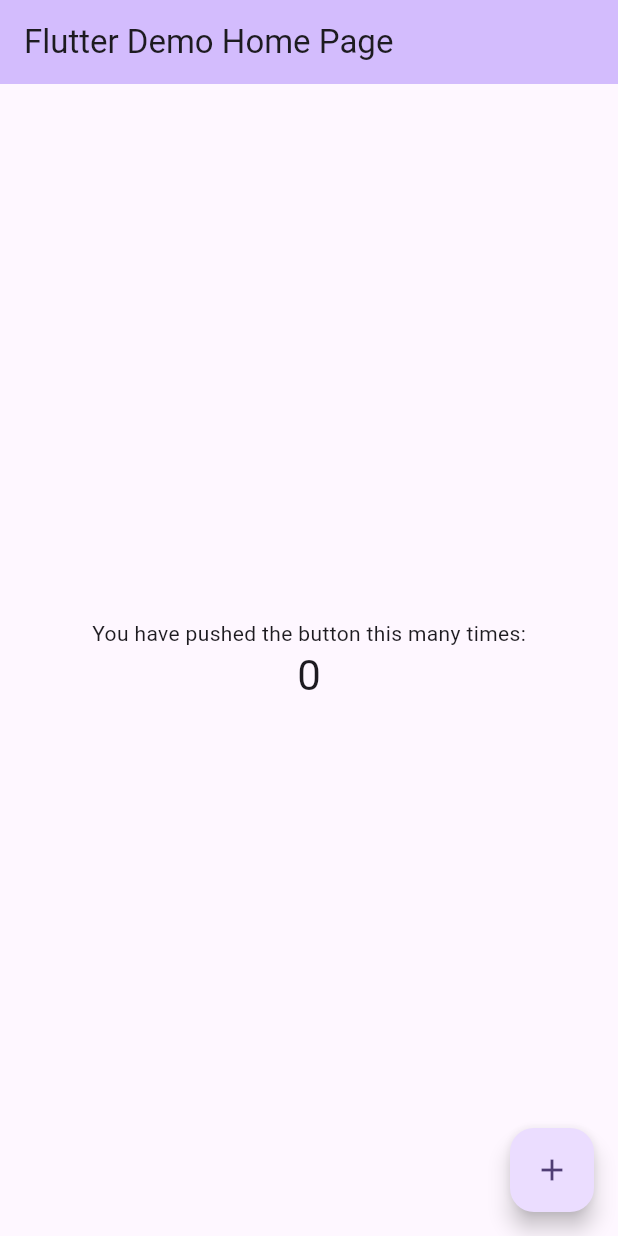
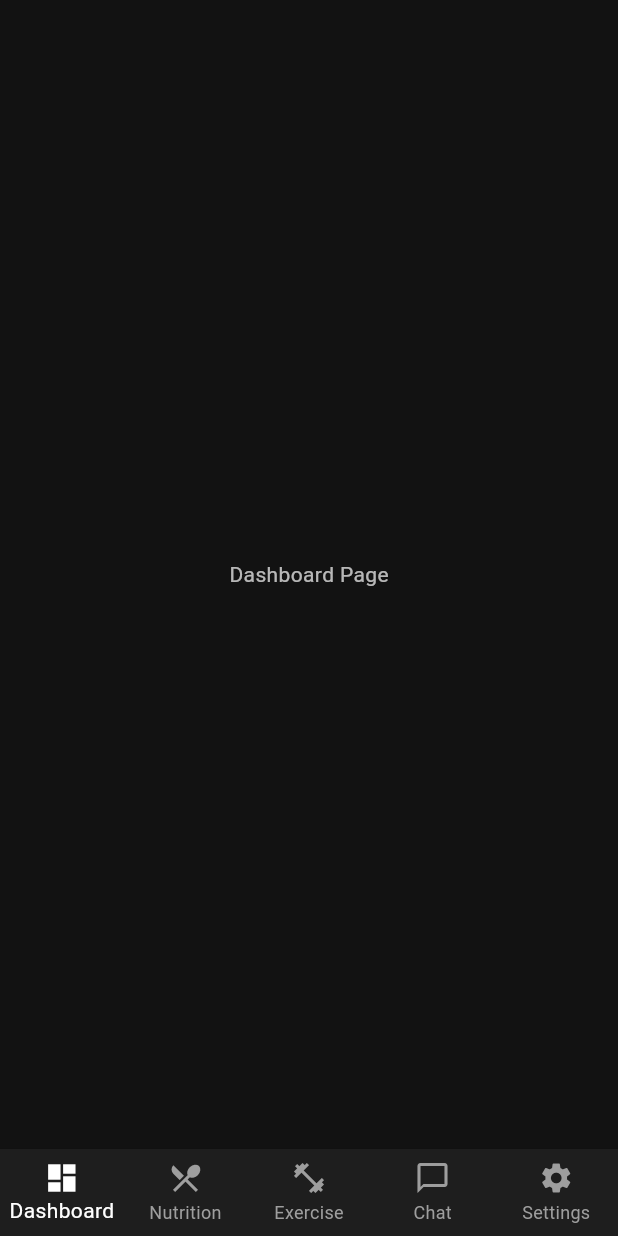
Before and after one commit to Ahmed-Ibrahim-3/pt-app, a Flutter app: the screen it shows after launch, on a phone screen of 412 x 824 dp. Run offline on Flutter 3.47's test engine with Material 3 defaults, Android fonts, the light colour scheme and no system bars; our stand-ins replace flutter_riverpod, hive_flutter; accounts and stored records are empty.

Commit message:
empty screens

```diff
--- /dev/null
+++ b/lib/home_page.dart
@@ -0,0 +1,66 @@
+import 'package:flutter/material.dart';
+import 'screens/dashboard_screen.dart';
+import 'screens/nutrition_screen.dart';
+import 'screens/exercise_screen.dart';
+import 'screens/chat_screen.dart';
+import 'screens/settings_screen.dart';
+
+class HomePage extends StatefulWidget {
+  const HomePage({super.key});
+
+  @override
+  State<HomePage> createState() => _HomePageState();
+}
+
+class _HomePageState extends State<HomePage> {
+  int _selectedIndex = 0;
+
+  static const List<Widget> _widgetOptions = <Widget>[
+    DashboardScreen(),
+    NutritionScreen(),
+    ExerciseScreen(),
+    ChatScreen(),
+    SettingsScreen(),
+  ];
+
+  void _onItemTapped(int index) {
+    setState(() {
+      _selectedIndex = index;
+    });
+  }
+
+  @override
+  Widget build(BuildContext context) {
+    return Scaffold(
+      body: Center(
+        child: _widgetOptions.elementAt(_selectedIndex),
+      ),
+      bottomNavigationBar: BottomNavigationBar(
+        items: const <BottomNavigationBarItem>[
+          BottomNavigationBarItem(
+            icon: Icon(Icons.dashboard),
+            label: 'Dashboard',
+          ),
+          BottomNavigationBarItem(
+            icon: Icon(Icons.restaurant_menu),
+            label: 'Nutrition',
+          ),
+          BottomNavigationBarItem(
+            icon: Icon(Icons.fitness_center),
+            label: 'Exercise',
+          ),
+          BottomNavigationBarItem(
+            icon: Icon(Icons.chat_bubble_outline),
+            label: 'Chat',
+          ),
+          BottomNavigationBarItem(
+            icon: Icon(Icons.settings),
+            label: 'Settings',
+          ),
+        ],
+        currentIndex: _selectedIndex,
+        onTap: _onItemTapped,
+      ),
+    );
+  }
+}
--- a/lib/main.dart
+++ b/lib/main.dart
@@ -1,122 +1,46 @@
 import 'package:flutter/material.dart';
+import 'package:flutter_riverpod/flutter_riverpod.dart';
+import 'home_page.dart'; //
+import 'package:hive_flutter/hive_flutter.dart';
 
-void main() {
-  runApp(const MyApp());
+
+void main() async {
+  runApp(ProviderScope(child: MyApp()));
 }
 
 class MyApp extends StatelessWidget {
   const MyApp({super.key});
 
-  // This widget is the root of your application.
   @override
   Widget build(BuildContext context) {
     return MaterialApp(
-      title: 'Flutter Demo',
+      title: 'Fitness & Nutrition Tracker',
       theme: ThemeData(
-        // This is the theme of your application.
-        //
-        // TRY THIS: Try running your application with "flutter run". You'll see
-        // the application has a purple toolbar. Then, without quitting the app,
-        // try changing the seedColor in the colorScheme below to Colors.green
-        // and then invoke "hot reload" (save your changes or press the "hot
-        // reload" button in a Flutter-supported IDE, or press "r" if you used
-        // the command line to start the app).
-        //
-        // Notice that the counter didn't reset back to zero; the application
-        // state is not lost during the reload. To reset the state, use hot
-        // restart instead.
-        //
-        // This works for code too, not just values: Most code changes can be
-        // tested with just a hot reload.
-        colorScheme: ColorScheme.fromSeed(seedColor: Colors.deepPurple),
+        brightness: Brightness.dark,
+        primaryColor: Colors.blueGrey,
+        scaffoldBackgroundColor: const Color(0xFF121212),
+        cardColor: const Color(0xFF1E1E1E),
+        textTheme: const TextTheme(
+          bodyLarge: TextStyle(color: Colors.white),
+          bodyMedium: TextStyle(color: Colors.white70),
+          titleLarge: TextStyle(color: Colors.white, fontWeight: FontWeight.bold),
+          titleMedium: TextStyle(color: Colors.white),
+        ),
+        bottomNavigationBarTheme: const BottomNavigationBarThemeData(
+          backgroundColor: Color(0xFF1E1E1E),
+          selectedItemColor: Colors.white,
+          unselectedItemColor: Colors.grey,
+          type: BottomNavigationBarType.fixed,
+        ),
+        progressIndicatorTheme: ProgressIndicatorThemeData(
+          color: Colors.lightGreenAccent.shade400,
+          linearTrackColor: Colors.grey.shade800,
+          circularTrackColor: Colors.grey.shade800,
+        ),
+        useMaterial3: true,
       ),
-      home: const MyHomePage(title: 'Flutter Demo Home Page'),
+      home: const HomePage(),
+      debugShowCheckedModeBanner: false,
     );
   }
 }
-
-class MyHomePage extends StatefulWidget {
-  const MyHomePage({super.key, required this.title});
-
-  // This widget is the home page of your application. It is stateful, meaning
-  // that it has a State object (defined below) that contains fields that affect
-  // how it looks.
-
-  // This class is the configuration for the state. It holds the values (in this
-  // case the title) provided by the parent (in this case the App widget) and
-  // used by the build method of the State. Fields in a Widget subclass are
-  // always marked "final".
-
-  final String title;
-
-  @override
-  State<MyHomePage> createState() => _MyHomePageState();
-}
-
-class _MyHomePageState extends State<MyHomePage> {
-  int _counter = 0;
-
-  void _incrementCounter() {
-    setState(() {
-      // This call to setState tells the Flutter framework that something has
-      // changed in this State, which causes it to rerun the build method below
-      // so that the display can reflect the updated values. If we changed
-      // _counter without calling setState(), then the build method would not be
-      // called again, and so nothing would appear to happen.
-      _counter++;
-    });
-  }
-
-  @override
-  Widget build(BuildContext context) {
-    // This method is rerun every time setState is called, for instance as done
-    // by the _incrementCounter method above.
-    //
-    // The Flutter framework has been optimized to make rerunning build methods
-    // fast, so that you can just rebuild anything that needs updating rather
-    // than having to individually change instances of widgets.
-    return Scaffold(
-      appBar: AppBar(
-        // TRY THIS: Try changing the color here to a specific color (to
-        // Colors.amber, perhaps?) and trigger a hot reload to see the AppBar
-        // change color while the other colors stay the same.
-        backgroundColor: Theme.of(context).colorScheme.inversePrimary,
-        // Here we take the value from the MyHomePage object that was created by
-        // the App.build method, and use it to set our appbar title.
-        title: Text(widget.title),
-      ),
-      body: Center(
-        // Center is a layout widget. It takes a single child and positions it
-        // in the middle of the parent.
-        child: Column(
-          // Column is also a layout widget. It takes a list of children and
-          // arranges them vertically. By default, it sizes itself to fit its
-          // children horizontally, and tries to be as tall as its parent.
-          //
-          // Column has various properties to control how it sizes itself and
-          // how it positions its children. Here we use mainAxisAlignment to
-          // center the children vertically; the main axis here is the vertical
-          // axis because Columns are vertical (the cross axis would be
-          // horizontal).
-          //
-          // TRY THIS: Invoke "debug painting" (choose the "Toggle Debug Paint"
-          // action in the IDE, or press "p" in the console), to see the
-          // wireframe for each widget.
-          mainAxisAlignment: MainAxisAlignment.center,
-          children: <Widget>[
-            const Text('You have pushed the button this many times:'),
-            Text(
-              '$_counter',
-              style: Theme.of(context).textTheme.headlineMedium,
-            ),
-          ],
-        ),
-      ),
-      floatingActionButton: FloatingActionButton(
-        onPressed: _incrementCounter,
-        tooltip: 'Increment',
-        child: const Icon(Icons.add),
-      ), // This trailing comma makes auto-formatting nicer for build methods.
-    );
-  }
-}
--- /dev/null
+++ b/lib/screens/dashboard_screen.dart
@@ -0,0 +1,14 @@
+import 'package:flutter/material.dart';
+
+class DashboardScreen extends StatelessWidget {
+  const DashboardScreen({super.key});
+
+  @override
+  Widget build(BuildContext context) {
+    return const Scaffold(
+      body: Center(
+        child: Text('Dashboard Page'),
+      ),
+    );
+  }
+}
```
Also changed, not shown: lib/screens/chat_screen.dart (added, +14 -0 lines), lib/screens/exercise_screen.dart (added, +14 -0 lines), lib/screens/nutrition_screen.dart (added, +14 -0 lines), lib/screens/settings_screen.dart (added, +14 -0 lines), 2 other files.
